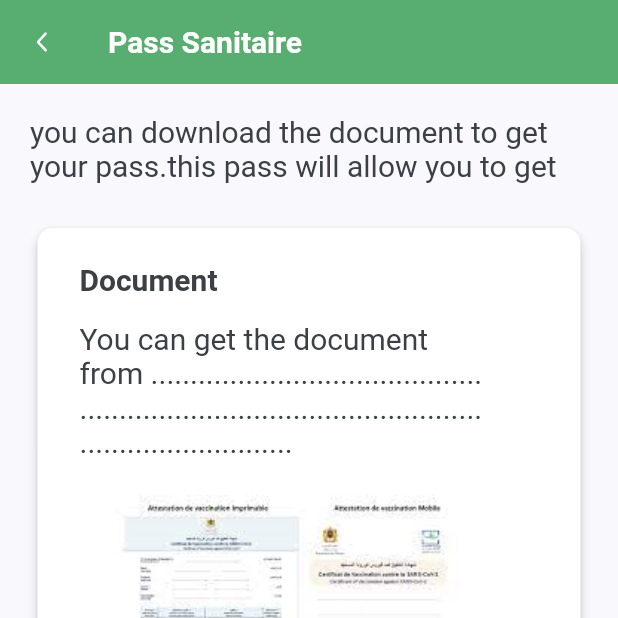
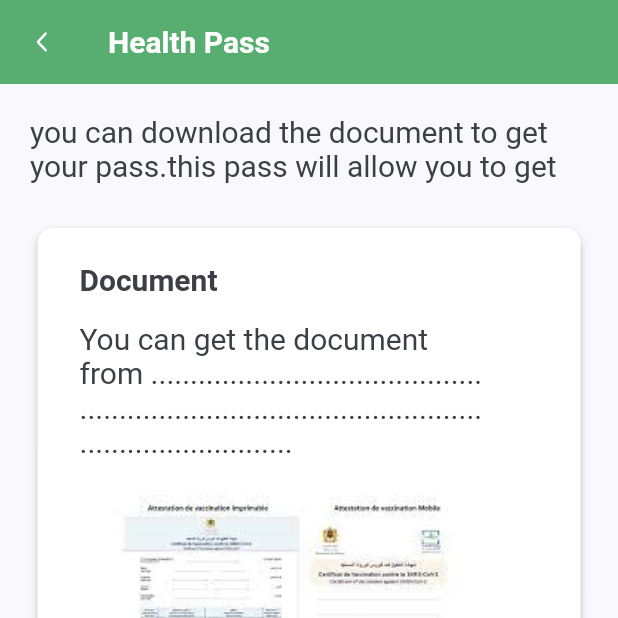
Before and after one commit to MehdiChiboub/antiCovidApp, a Flutter app: the HeadPass screen opened directly, on a phone screen of 412 x 824 dp, the top half of it. Run offline on Flutter 3.47's test engine with Material 2 defaults, Android fonts, the phone set to English and light mode, and no system bars; our stand-ins replace file_picker, flutter_datetime_picker, flutter_svg, objectbox, qr_flutter; missing offline and left inert: qr_code_scanner, qr_code_tools; generated files the repository leaves out were written again; network calls fail.

Commit message:
Feat: Added l10n (headPass & QrCode Pages)

```diff
--- a/lib/screens/pages/details_display_screen.dart
+++ b/lib/screens/pages/details_display_screen.dart
@@ -1,11 +1,11 @@
 import 'package:anticovidapp/constants.dart';
-import 'package:anticovidapp/screens/pages/MyPasses.dart';
 import 'package:anticovidapp/screens/pages/headPass.dart';
 import 'package:anticovidapp/screens/qr_code/instances.dart';
 import 'package:anticovidapp/screens/qr_code/qr_code.dart';
 import 'package:flutter/material.dart';
 import 'package:flutter_svg/svg.dart';
 import 'package:qr_flutter/qr_flutter.dart';
+import 'package:flutter_gen/gen_l10n/app_localizations.dart';
 
 class DetailsDisplayScreen extends StatefulWidget {
   final MyQrCode qrCode;
@@ -31,8 +31,8 @@ class _DetailsDisplayScreenState extends State<DetailsDisplayScreen> {
               Navigator.pop(context);
             },
           ),
-          title: const Text(
-            "Pass Covid",
+          title: Text(
+            AppLocalizations.of(context)!.details_page_title,
             textAlign: TextAlign.center,
             style: TextStyle(color: Colors.white, fontWeight: FontWeight.bold),
           )),
--- a/lib/screens/pages/headPass.dart
+++ b/lib/screens/pages/headPass.dart
@@ -6,6 +6,7 @@ import 'package:anticovidapp/screens/qr_code/qr_code.dart';
 import 'package:anticovidapp/screens/qr_code/qr_code_screen.dart';
 import 'package:flutter/material.dart';
 import 'package:flutter_svg/svg.dart';
+import 'package:flutter_gen/gen_l10n/app_localizations.dart';
 
 class HeadPass extends StatefulWidget {
   const HeadPass({Key? key}) : super(key: key);
@@ -40,10 +41,10 @@ class _HeadPassState extends State<HeadPass> {
       body: SingleChildScrollView(
         child: Column(
           children: [
-            const Padding(
+            Padding(
               padding: EdgeInsets.all(20.0),
               child: Text(
-                "you can download the document to get your pass.this pass will allow you to get ",
+                AppLocalizations.of(context)!.head_pass_description,
                 textAlign: TextAlign.left,
                 style: TextStyle(fontSize: 20.0),
               ),
@@ -64,8 +65,9 @@ class _HeadPassState extends State<HeadPass> {
                                   width:
                                       MediaQuery.of(context).size.width * 0.7,
                                   padding: const EdgeInsets.all(8.0),
-                                  child: const Text(
-                                    "Document",
+                                  child: Text(
+                                    AppLocalizations.of(context)!
+                                        .head_pass_card_title1,
                                     style: TextStyle(
                                         fontSize: 20.0,
                                         fontWeight: FontWeight.bold),
@@ -79,8 +81,9 @@ class _HeadPassState extends State<HeadPass> {
                                   width:
                                       MediaQuery.of(context).size.width * 0.7,
                                   padding: const EdgeInsets.all(8.0),
-                                  child: const Text(
-                                    "You can get the document from ........................................................................................................................",
+                                  child: Text(
+                                    AppLocalizations.of(context)!
+                                        .head_pass_card_description1,
                                     style: TextStyle(
                                       fontSize: 20.0,
                                     ),
@@ -127,8 +130,9 @@ class _HeadPassState extends State<HeadPass> {
                                   width:
                                       MediaQuery.of(context).size.width * 0.7,
                                   padding: const EdgeInsets.all(8.0),
-                                  child: const Text(
-                                    "My Passes",
+                                  child: Text(
+                                    AppLocalizations.of(context)!
+                                        .head_pass_card_title2,
                                     style: TextStyle(
                                         fontSize: 20.0,
                                         fontWeight: FontWeight.bold),
@@ -175,8 +179,9 @@ class _HeadPassState extends State<HeadPass> {
                                   width:
                                       MediaQuery.of(context).size.width * 0.7,
                                   padding: const EdgeInsets.all(8.0),
-                                  child: const Text(
-                                    "Help",
+                                  child: Text(
+                                    AppLocalizations.of(context)!
+                                        .head_pass_card_title3,
                                     style: TextStyle(
                                         fontSize: 20.0,
                                         fontWeight: FontWeight.bold),
@@ -190,8 +195,9 @@ class _HeadPassState extends State<HeadPass> {
                                   width:
                                       MediaQuery.of(context).size.width * 0.7,
                                   padding: const EdgeInsets.all(8.0),
-                                  child: const Text(
-                                    "you can ask for help by calling us : 06 66 66 66 66",
+                                  child: Text(
+                                    AppLocalizations.of(context)!
+                                        .head_pass_card_description3,
                                     style: TextStyle(
                                       fontSize: 20.0,
                                     ),
@@ -247,8 +253,8 @@ class _HeadPassState extends State<HeadPass> {
             Navigator.pop(context);
           },
         ),
-        title: const Text(
-          "Pass Sanitaire",
+        title: Text(
+          AppLocalizations.of(context)!.head_pass_title,
           textAlign: TextAlign.center,
           style: TextStyle(color: Colors.white, fontWeight: FontWeight.bold),
         ));
```
Also changed, not shown: lib/l10n/app_en.arb (+18 -1 lines), lib/l10n/app_fr.arb (+19 -1 lines), lib/screens/pages/MyPasses.dart (+3 -24 lines), lib/screens/qr_code/qr_code_screen.dart (+5 -4 lines), lib/screens/qr_code/qr_details_screen.dart (+3 -4 lines).
